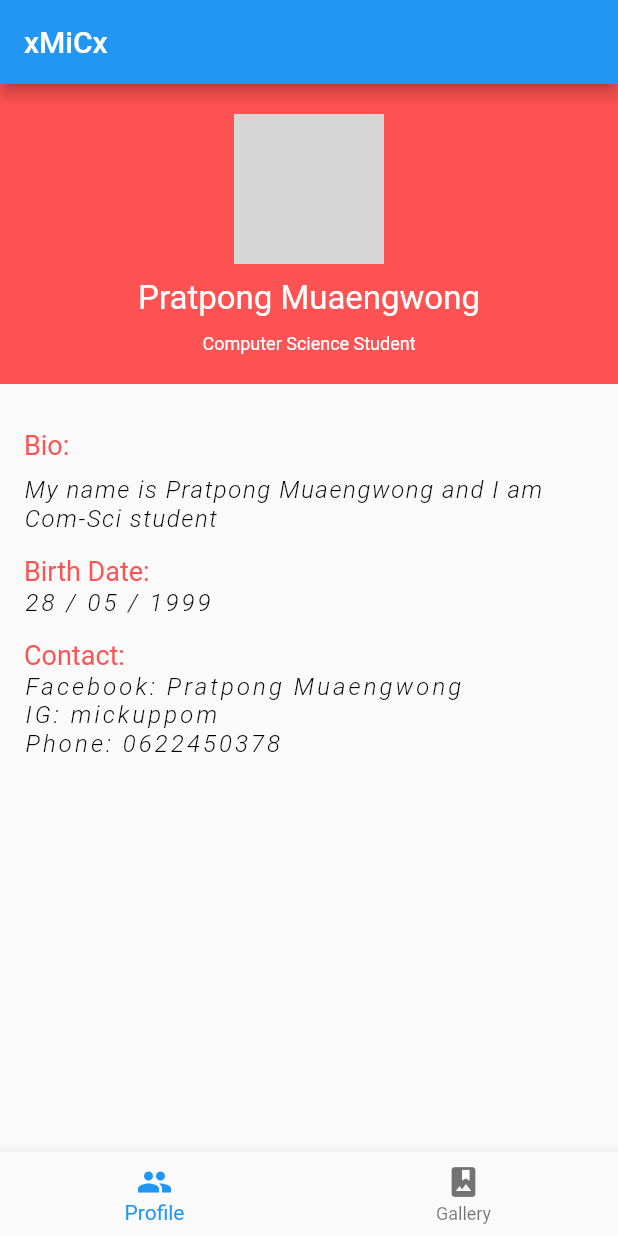
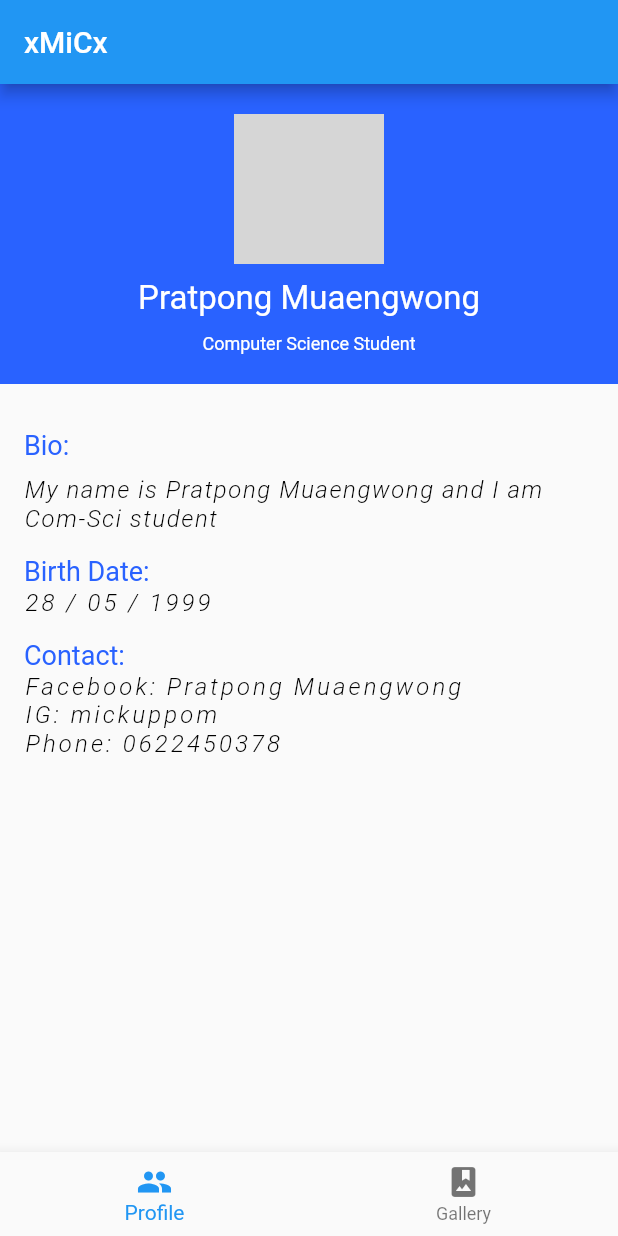
Before and after one commit to Mickuppom/xMiCx, a Flutter app: the screen it shows after launch, on a phone screen of 412 x 824 dp. Run offline on Flutter 3.47's test engine with Material 2 defaults, Android fonts, the phone set to English and light mode, and no system bars; our stand-ins replace flutter_swiper; network calls fail; grey boxes are pictures that could not be loaded.

Commit message:
Update profile_screen.dart

```diff
--- a/lib/screen/profile_screen.dart
+++ b/lib/screen/profile_screen.dart
@@ -19,7 +19,10 @@ class _ProfileScreenState extends State<ProfileScreen> {
                   gradient: LinearGradient(
                       begin: Alignment.topCenter,
                       end: Alignment.bottomCenter,
-                      colors: [Colors.redAccent, Colors.redAccent])),
+                      colors: [
+                    Colors.blueAccent[700],
+                    Colors.blueAccent[700]
+                  ])),
               child: Container(
                 width: double.infinity,
                 height: 200.0,
@@ -70,7 +73,7 @@ class _ProfileScreenState extends State<ProfileScreen> {
                     Text(
                       "Bio:",
                       style: TextStyle(
-                          color: Colors.redAccent,
+                          color: Colors.blueAccent[700],
                           fontStyle: FontStyle.normal,
                           fontSize: 18.0),
                     ),
@@ -93,7 +96,7 @@ class _ProfileScreenState extends State<ProfileScreen> {
                     Text(
                       "Birth Date:",
                       style: TextStyle(
-                          color: Colors.redAccent,
+                          color: Colors.blueAccent[700],
                           fontStyle: FontStyle.normal,
                           fontSize: 18.0),
                     ),
@@ -116,7 +119,7 @@ class _ProfileScreenState extends State<ProfileScreen> {
                     Text(
                       "Contact:",
                       style: TextStyle(
-                          color: Colors.redAccent,
+                          color: Colors.blueAccent[700],
                           fontStyle: FontStyle.normal,
                           fontSize: 18.0),
                     ),
```
